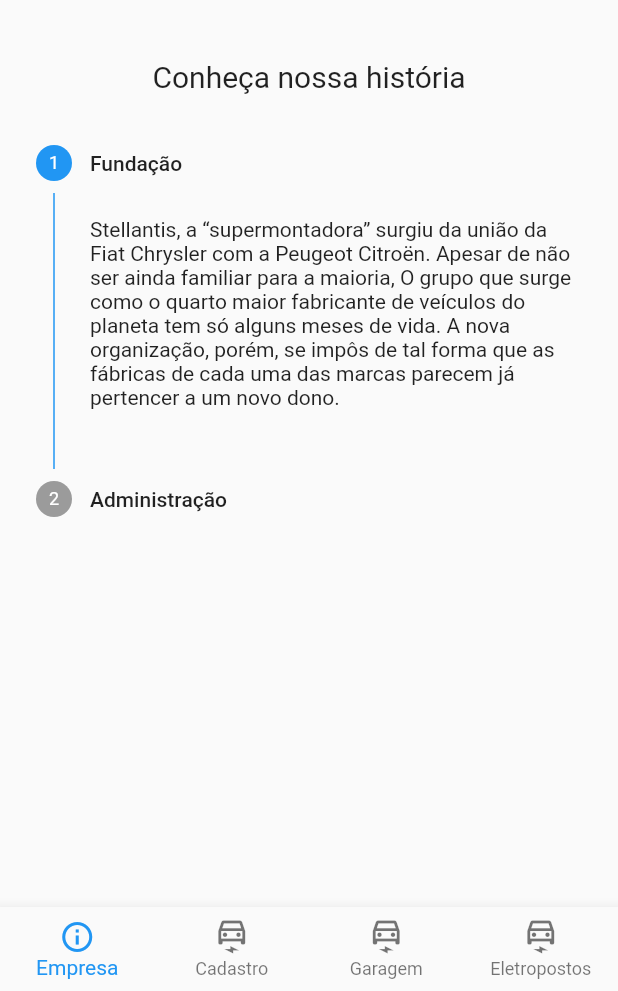
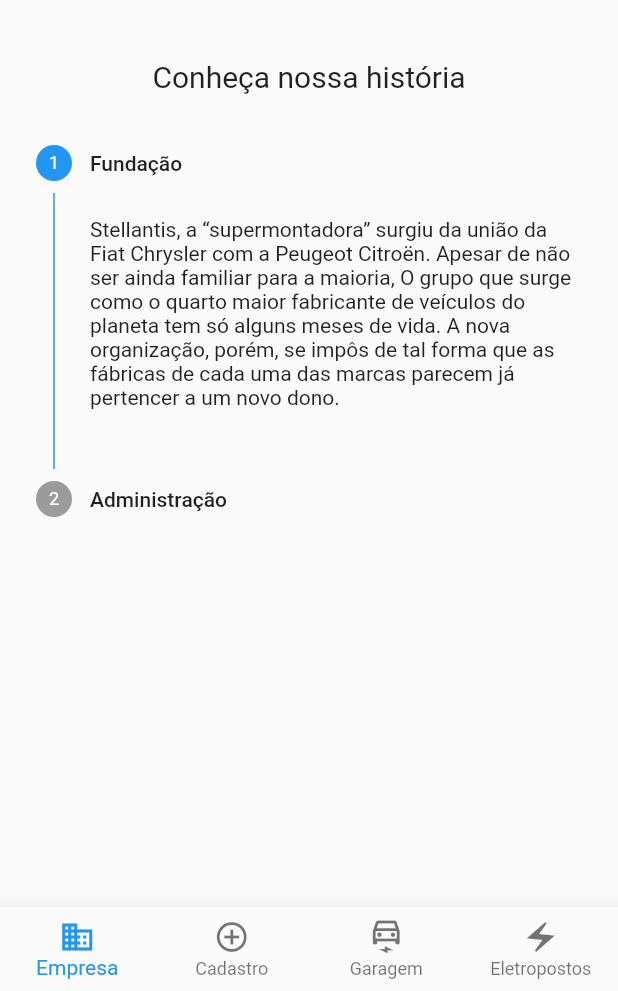
Before and after one commit to CaarlosAndrade/carroeletrico, a Flutter app: the screen it shows after launch, on a phone screen of 412 x 824 dp, the part 245-1236 px from its top. Run offline on Flutter 3.47's test engine with Material 2 defaults, Android fonts, the phone set to English and light mode, and no system bars; our stand-ins replace google_maps_flutter, sqflite; accounts and stored records are empty.

Commit message:
style: atualizado icones menu

```diff
--- a/lib/components/home_page.dart
+++ b/lib/components/home_page.dart
@@ -39,14 +39,13 @@
         currentIndex: paginaAtual,
         type: BottomNavigationBarType.fixed,
         items: const [
+          BottomNavigationBarItem(icon: Icon(Icons.business), label: 'Empresa'),
           BottomNavigationBarItem(
-              icon: Icon(Icons.info_outline), label: 'Empresa'),
-          BottomNavigationBarItem(
-              icon: Icon(Icons.electric_car_outlined), label: 'Cadastro'),
+              icon: Icon(Icons.add_circle_outline), label: 'Cadastro'),
           BottomNavigationBarItem(
               icon: Icon(Icons.electric_car_outlined), label: 'Garagem'),
           BottomNavigationBarItem(
-              icon: Icon(Icons.electric_car_outlined), label: 'Eletropostos'),
+              icon: Icon(Icons.electric_bolt_sharp), label: 'Eletropostos'),
         ],
         onTap: (pagina) {
           controller.animateToPage(
```
